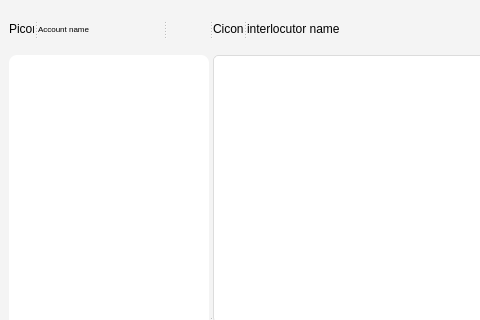
Old version of the form mainwindow.ui in the repository exquet/Messenger; both pictures show x 0 to 480 and y 0 to 320 of the 800 by 603 pixel window.
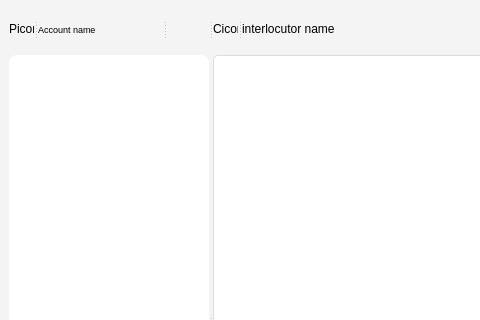
New version of the form.

Commit message: the window for adding a user

```diff
--- a/mainwindow.ui
+++ b/mainwindow.ui
@@ -148,7 +148,7 @@
              </property>
              <property name="font">
               <font>
-               <pointsize>6</pointsize>
+               <pointsize>7</pointsize>
               </font>
              </property>
              <property name="text">
@@ -232,13 +232,13 @@
             <widget class="QLabel" name="theyProfile_l">
              <property name="minimumSize">
               <size>
-               <width>30</width>
+               <width>25</width>
                <height>0</height>
               </size>
              </property>
              <property name="maximumSize">
               <size>
-               <width>30</width>
+               <width>25</width>
                <height>16777215</height>
               </size>
              </property>
```
Left out of the diff: 79 changed lines with no effect on the pictures. The commit also changes 5 other files.
